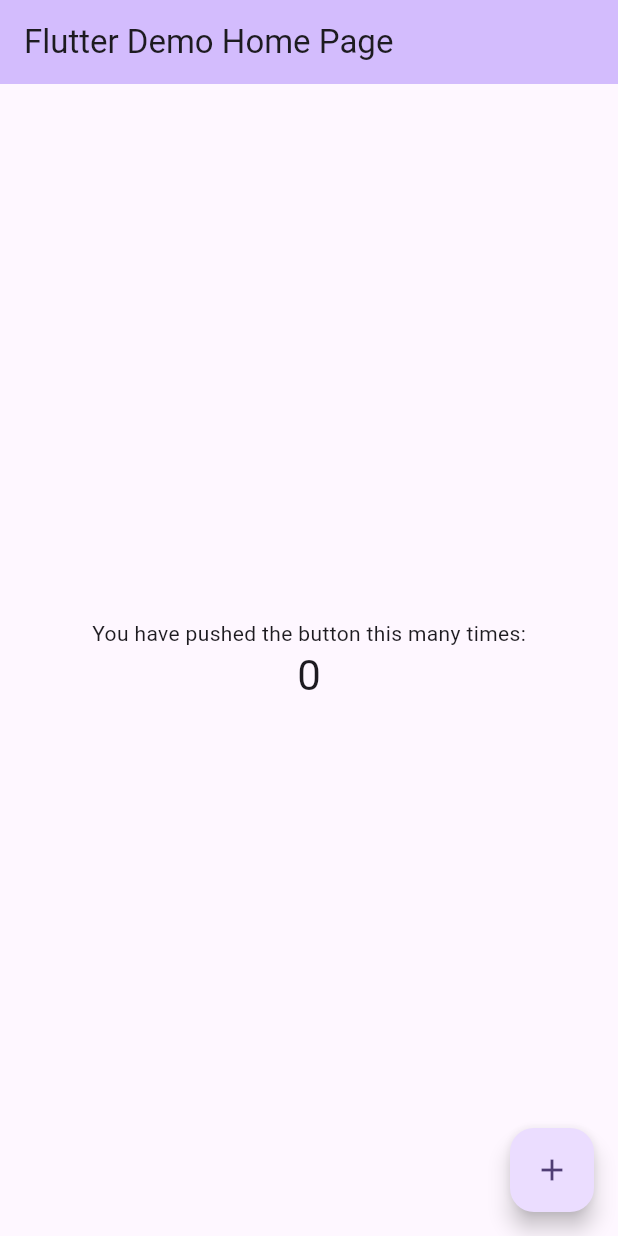
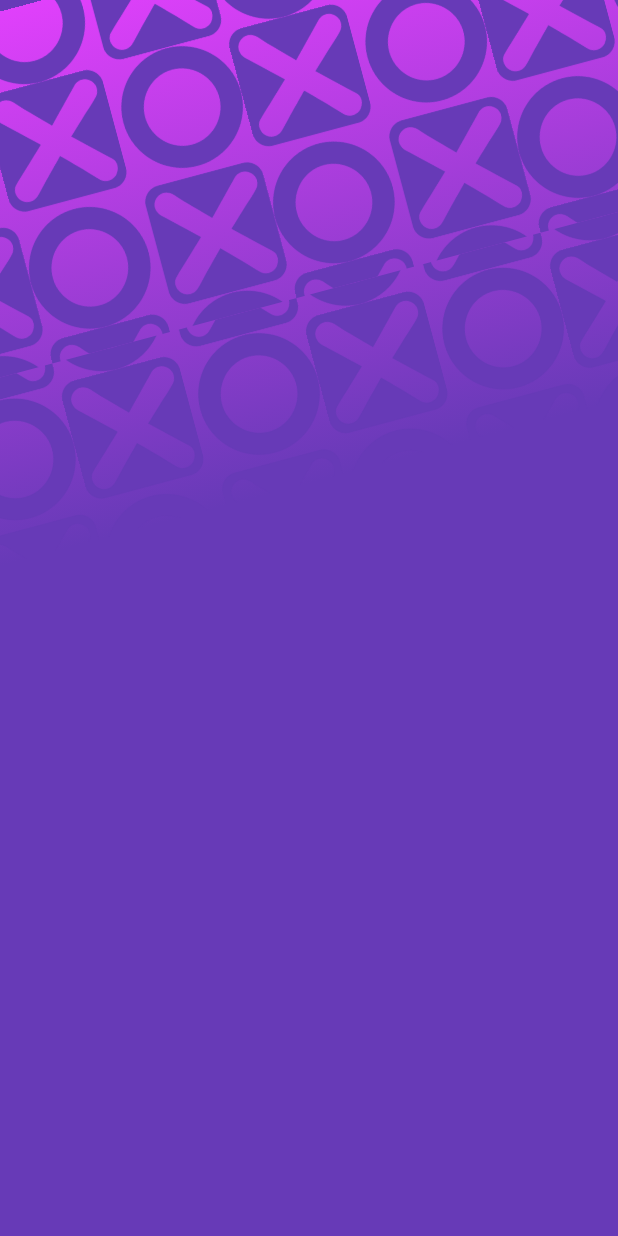
Before and after one commit to steveroseik/tictactoe, a Flutter app: the screen it shows after launch, on a phone screen of 412 x 824 dp. Run offline on Flutter 3.47's test engine with Material 2 defaults, Android fonts, the phone set to English and light mode, and no system bars.

Commit message:
Home animation update

```diff
--- /dev/null
+++ b/lib/homeTrial.dart
@@ -0,0 +1,108 @@
+import 'dart:math';
+
+import 'package:flutter/material.dart';
+
+void main() {
+  runApp(MyApp());
+}
+
+class MyApp extends StatelessWidget {
+  @override
+  Widget build(BuildContext context) {
+    return MaterialApp(
+      home: PatternAnimationScreen(),
+    );
+  }
+}
+
+class PatternAnimationScreen extends StatefulWidget {
+  @override
+  _PatternAnimationScreenState createState() => _PatternAnimationScreenState();
+}
+
+class _PatternAnimationScreenState extends State<PatternAnimationScreen>
+    with SingleTickerProviderStateMixin {
+  late AnimationController _controller;
+
+  // Define two instances of your pattern image
+  Widget leftPattern = Image.asset('assets/patternXO.png',
+      scale: 4.46, repeat: ImageRepeat.repeat);
+  Widget rightPattern = Image.asset('assets/patternXO.png',
+      scale: 4.46, repeat: ImageRepeat.repeat, color: Colors.white, colorBlendMode: BlendMode.modulate,);
+
+  @override
+  void initState() {
+    super.initState();
+    _controller = AnimationController(
+      vsync: this,
+      duration: const Duration(seconds: 5),
+    )..repeat();
+
+    _controller.addListener(() {
+      setState(() {
+        if (_controller.value == 1) {
+          // Swap the patterns when animation completes
+          final temp = leftPattern;
+          leftPattern = rightPattern;
+          rightPattern = temp;
+          _controller.reset();
+        }
+      });
+    });
+  }
+
+  @override
+  void dispose() {
+    _controller.dispose();
+    super.dispose();
+  }
+
+  @override
+  Widget build(BuildContext context) {
+    return Scaffold(
+      backgroundColor: Colors.deepPurple,
+      body: Transform.scale(
+        scale: 1.3,
+        child: Transform.rotate(
+          angle: pi / -12.0,
+          child: SizedBox(
+            height: MediaQuery.of(context).size.height / 3,
+            child: ShaderMask(
+              blendMode: BlendMode.xor,
+              shaderCallback: (Rect bounds) => const LinearGradient(
+                begin: Alignment.topCenter,
+                end: Alignment.bottomCenter,
+                colors: [Colors.purpleAccent, Colors.deepPurple],
+              ).createShader(bounds),
+              child: Stack(
+                children: [
+                  // Left pattern initially on the left side of the screen
+                  Positioned(
+                    left: 0,
+                    top: -_controller.value * MediaQuery.of(context).size.width,
+                    child: Container(
+                      width: MediaQuery.of(context).size.width * 5,
+                      height: MediaQuery.of(context).size.height / 2,
+                      child: leftPattern,
+                    ),
+                  ),
+                  // Right pattern initially just to the right of the left pattern
+                  Positioned(
+                    left: 0,
+                    top:
+                    (1 - _controller.value) * MediaQuery.of(context).size.width,
+                    child: Container(
+                      width: MediaQuery.of(context).size.width * 5,
+                      height: MediaQuery.of(context).size.height / 2,
+                      child: rightPattern,
+                    ),
+                  ),
+                ],
+              ),
+            ),
+          ),
+        ),
+      ),
+    );
+  }
+}
--- a/lib/main.dart
+++ b/lib/main.dart
@@ -1,4 +1,5 @@
 import 'package:flutter/material.dart';
+import 'package:tictactoe/homeTrial.dart';
 
 void main() {
   runApp(const MyApp());
@@ -31,7 +32,7 @@ class MyApp extends StatelessWidget {
         colorScheme: ColorScheme.fromSeed(seedColor: Colors.deepPurple),
         useMaterial3: true,
       ),
-      home: const MyHomePage(title: 'Flutter Demo Home Page'),
+      home: PatternAnimationScreen(),
     );
   }
 }
--- a/pubspec.yaml
+++ b/pubspec.yaml
@@ -59,9 +59,8 @@ flutter:
   uses-material-design: true
 
   # To add assets to your application, add an assets section, like this:
-  # assets:
-  #   - images/a_dot_burr.jpeg
-  #   - images/a_dot_ham.jpeg
+  assets:
+      - assets/
 
   # An image asset can refer to one or more resolution-specific "variants", see
   # https://flutter.dev/assets-and-images/#resolution-aware
```
Also changed, not shown: assets/patternXO.png (added), 1 other file.
